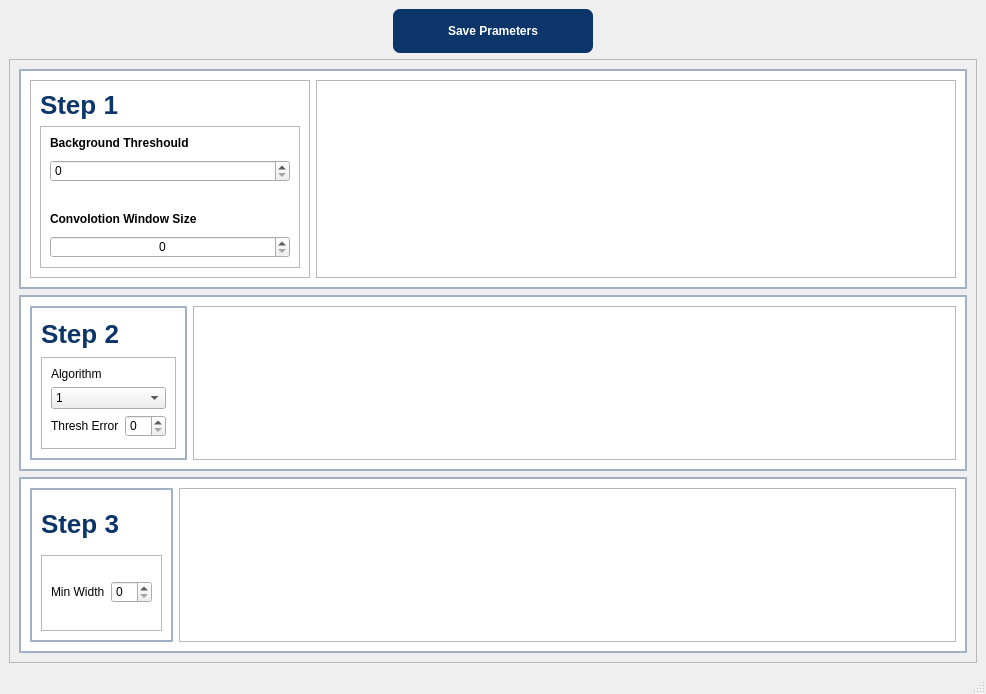
Old version of the form UIFiles/untitled.ui in the repository DORSA-co/MSC_Conveyor.
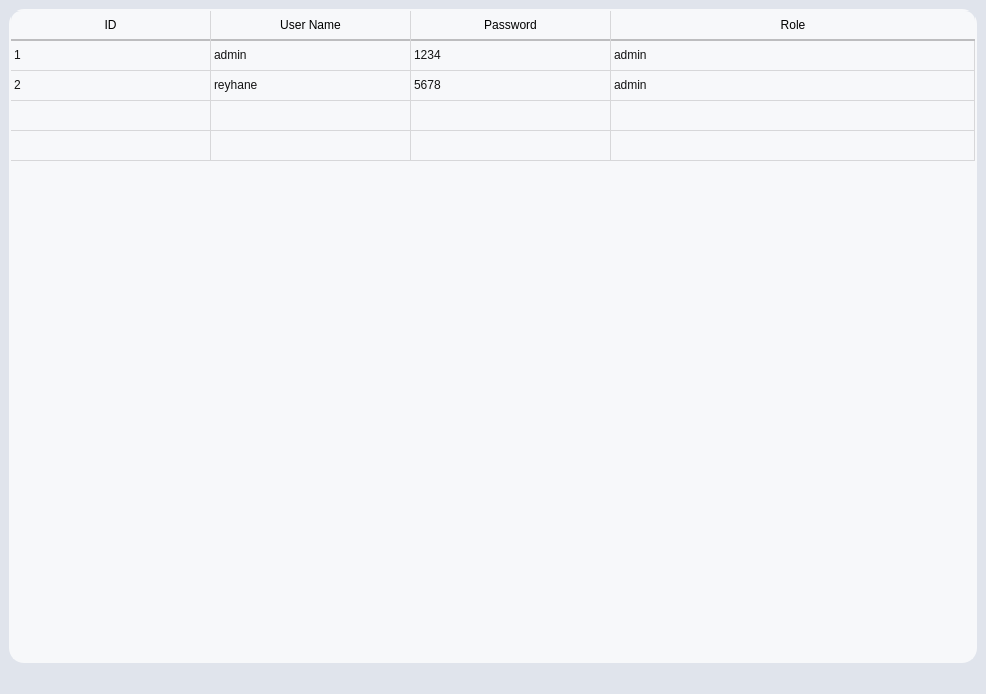
New version of the form.

Commit message: edit table and line edit stylesheets, edit multistep in algorithm page

```diff
--- a/UIFiles/untitled.ui
+++ b/UIFiles/untitled.ui
@@ -13,524 +13,159 @@
   <property name="windowTitle">
    <string>MainWindow</string>
   </property>
+  <property name="styleSheet">
+   <string notr="true">background-color: #E0E4EC;</string>
+  </property>
   <widget class="QWidget" name="centralwidget">
    <layout class="QVBoxLayout" name="verticalLayout">
     <item>
-     <layout class="QHBoxLayout" name="horizontalLayout_12">
-      <item>
-       <widget class="QPushButton" name="Save_algorithm_setting">
-        <property name="maximumSize">
-         <size>
-          <width>200</width>
-          <height>16777215</height>
-         </size>
-        </property>
-        <property name="cursor">
-         <cursorShape>PointingHandCursor</cursorShape>
-        </property>
-        <property name="toolTip">
-         <string>Save Parameters</string>
-        </property>
-        <property name="styleSheet">
-         <string notr="true">QPushButton{
-	color: white;
-    background-color:#31304D;
-	padding: 5px;
-	font-size:12px;
-	font-weight: bold;
-	border-radius:7px;
-	background-color: rgb(12, 53, 106);
-	padding: 15px 15px;
+     <widget class="QTableWidget" name="tableWidget">
+      <property name="styleSheet">
+       <string notr="true">QTableWidget {
+    background-color: #F7F8FA;
+	gridline-color: #D7D7D9;
+	color: rgb(20, 20, 20);
+	border: 2px solid #F7F8FA;
+	border-radius: 15px;
 }
 
-QPushButton:hover{
-	background: #a3a3a3;
+QHeaderView::section {
+    background-color: #F7F8FA;
+    padding: 5px;
+	border-top-left-radius: 0px;
+	border-bottom: 2px solid #BDBDBF;
+	border-right: 1px solid #D7D7D9;
 }
 
-QPushButton:disabled {
-    color: #8D8D8D;
+QHeaderView::section:first {
+   border-top-left-radius: 10px;
 }
 
-QPushButton:pressed {
-	background: rgb(0, 0, 0);
+QHeaderView::section:last {
+   border-top-right-radius: 10px;
+	border-right: None;
 }
 
-</string>
-        </property>
-        <property name="text">
-         <string>Save Prameters</string>
-        </property>
-        <property name="iconSize">
-         <size>
-          <width>26</width>
-          <height>26</height>
-         </size>
-        </property>
-       </widget>
-      </item>
-     </layout>
-    </item>
-    <item>
-     <widget class="QScrollArea" name="scrollArea">
-      <property name="widgetResizable">
-       <bool>true</bool>
-      </property>
-      <widget class="QWidget" name="scrollAreaWidgetContents">
-       <property name="geometry">
-        <rect>
-         <x>0</x>
-         <y>0</y>
-         <width>966</width>
-         <height>599</height>
-        </rect>
-       </property>
-       <layout class="QVBoxLayout" name="verticalLayout_40">
-        <item>
-         <widget class="QFrame" name="frame_step1">
-          <property name="maximumSize">
-           <size>
-            <width>16777215</width>
-            <height>400</height>
-           </size>
-          </property>
-          <property name="styleSheet">
-           <string notr="true">#algo_setting_step1_frame,
-#frame_step1
-{
-border: 2 solid rgba(12, 53, 106, 100);
-background-color:#ffffff;
-
+QTableWidget::item:selected {
+    background-color: #E0E4EC;
+	color: rgb(20, 20, 20);
 }
-</string>
-          </property>
-          <property name="frameShape">
-           <enum>QFrame::StyledPanel</enum>
-          </property>
-          <property name="frameShadow">
-           <enum>QFrame::Raised</enum>
-          </property>
-          <layout class="QHBoxLayout" name="horizontalLayout_20">
-           <item>
-            <widget class="QFrame" name="algo_setting_step1_frame_2">
-             <property name="minimumSize">
-              <size>
-               <width>280</width>
-               <height>0</height>
-              </size>
-             </property>
-             <property name="styleSheet">
-              <string notr="true"/>
-             </property>
-             <property name="frameShape">
-              <enum>QFrame::StyledPanel</enum>
-             </property>
-             <property name="frameShadow">
-              <enum>QFrame::Raised</enum>
-             </property>
-             <layout class="QVBoxLayout" name="verticalLayout_6">
-              <item>
-               <widget class="QLabel" name="label_64">
-                <property name="maximumSize">
-                 <size>
-                  <width>16777215</width>
-                  <height>50</height>
-                 </size>
-                </property>
-                <property name="styleSheet">
-                 <string notr="true">font-size: 26px;
-font-weight: bold;
-color:rgb(12, 53, 106);</string>
-                </property>
-                <property name="text">
-                 <string>Step 1</string>
-                </property>
-               </widget>
-              </item>
-              <item>
-               <widget class="QFrame" name="frame_35">
-                <property name="frameShape">
-                 <enum>QFrame::StyledPanel</enum>
-                </property>
-                <property name="frameShadow">
-                 <enum>QFrame::Raised</enum>
-                </property>
-                <layout class="QVBoxLayout" name="verticalLayout_7">
-                 <property name="spacing">
-                  <number>10</number>
-                 </property>
-                 <item>
-                  <widget class="QLabel" name="label_50">
-                   <property name="font">
-                    <font>
-                     <weight>75</weight>
-                     <bold>true</bold>
-                    </font>
-                   </property>
-                   <property name="text">
-                    <string>Background Threshould</string>
-                   </property>
-                  </widget>
-                 </item>
-                 <item>
-                  <widget class="QSpinBox" name="alghoritm_background_thresh_2">
-                   <property name="enabled">
-                    <bool>true</bool>
-                   </property>
-                   <property name="styleSheet">
-                    <string notr="true"/>
-                   </property>
-                   <property name="maximum">
-                    <number>255</number>
-                   </property>
-                  </widget>
-                 </item>
-                 <item>
-                  <spacer name="verticalSpacer_5">
-                   <property name="orientation">
-                    <enum>Qt::Vertical</enum>
-                   </property>
-                   <property name="sizeType">
-                    <enum>QSizePolicy::Preferred</enum>
-                   </property>
-                   <property name="sizeHint" stdset="0">
-                    <size>
-                     <width>20</width>
-                     <height>20</height>
-                    </size>
-                   </property>
-                  </spacer>
-                 </item>
-                 <item>
-                  <widget class="QLabel" name="label_62">
-                   <property name="font">
-                    <font>
-                     <weight>75</weight>
-                     <bold>true</bold>
-                    </font>
-                   </property>
-                   <property name="text">
-                    <string>Convolotion Window Size</string>
-                   </property>
-                  </widget>
-                 </item>
-                 <item>
-                  <widget class="QSpinBox" name="alghoritm_conv_window_size_2">
-                   <property name="enabled">
-                    <bool>true</bool>
-                   </property>
-                   <property name="styleSheet">
-                    <string notr="true"/>
-                   </property>
-                   <property name="alignment">
-                    <set>Qt::AlignCenter</set>
-                   </property>
-                  </widget>
-                 </item>
-                </layout>
-               </widget>
-              </item>
-             </layout>
-            </widget>
-           </item>
-           <item>
-            <widget class="QFrame" name="frame_37">
-             <property name="frameShape">
-              <enum>QFrame::StyledPanel</enum>
-             </property>
-             <property name="frameShadow">
-              <enum>QFrame::Raised</enum>
-             </property>
-             <layout class="QVBoxLayout" name="verticalLayout_20">
-              <item>
-               <widget class="QLabel" name="algorithm_image1_2">
-                <property name="sizePolicy">
-                 <sizepolicy hsizetype="Expanding" vsizetype="Preferred">
-                  <horstretch>0</horstretch>
-                  <verstretch>0</verstretch>
-                 </sizepolicy>
-                </property>
-                <property name="text">
-                 <string/>
-                </property>
-                <property name="abas" stdset="0">
-                 <string>card</string>
-                </property>
-               </widget>
-              </item>
-             </layout>
-            </widget>
-           </item>
-          </layout>
-         </widget>
-        </item>
-        <item>
-         <widget class="QFrame" name="frame_step2">
-          <property name="maximumSize">
-           <size>
-            <width>16777215</width>
-            <height>400</height>
-           </size>
-          </property>
-          <property name="styleSheet">
-           <string notr="true">#algo_setting_step2_frame,
-#frame_step2
-{
-border: 2 solid rgba(12, 53, 106, 100);
-background-color:#ffffff;
 
+QTableWidget::item:hover {
+    background-color: #D7D7D9;
 }
-</string>
-          </property>
-          <property name="frameShape">
-           <enum>QFrame::StyledPanel</enum>
-          </property>
-          <property name="frameShadow">
-           <enum>QFrame::Raised</enum>
-          </property>
-          <layout class="QHBoxLayout" name="horizontalLayout_21">
-           <item>
-            <widget class="QFrame" name="algo_setting_step2_frame">
-             <property name="styleSheet">
-              <string notr="true"/>
-             </property>
-             <property name="frameShape">
-              <enum>QFrame::StyledPanel</enum>
-             </property>
-             <property name="frameShadow">
-              <enum>QFrame::Raised</enum>
-             </property>
-             <layout class="QVBoxLayout" name="verticalLayout_50">
-              <item>
-               <widget class="QLabel" name="label_67">
-                <property name="maximumSize">
-                 <size>
-                  <width>16777215</width>
-                  <height>50</height>
-                 </size>
-                </property>
-                <property name="styleSheet">
-                 <string notr="true">font-size: 26px;
-font-weight: bold;
-color:rgb(12, 53, 106);</string>
-                </property>
-                <property name="text">
-                 <string>Step 2</string>
-                </property>
-               </widget>
-              </item>
-              <item>
-               <widget class="QFrame" name="frame_38">
-                <property name="frameShape">
-                 <enum>QFrame::StyledPanel</enum>
-                </property>
-                <property name="frameShadow">
-                 <enum>QFrame::Raised</enum>
-                </property>
-                <layout class="QGridLayout" name="gridLayout_10">
-                 <property name="bottomMargin">
-                  <number>11</number>
-                 </property>
-                 <item row="2" column="0">
-                  <widget class="QLabel" name="label_69">
-                   <property name="text">
-                    <string>Thresh Error</string>
-                   </property>
-                  </widget>
-                 </item>
-                 <item row="0" column="0">
-                  <layout class="QGridLayout" name="gridLayout_11">
-                   <item row="0" column="0">
-                    <widget class="QLabel" name="label_70">
-                     <property name="text">
-                      <string>Algorithm</string>
-                     </property>
-                    </widget>
-                   </item>
-                  </layout>
-                 </item>
-                 <item row="2" column="1">
-                  <widget class="QSpinBox" name="anomaly_thresh_error">
-                   <property name="enabled">
-                    <bool>true</bool>
-                   </property>
-                  </widget>
-                 </item>
-                 <item row="1" column="0" colspan="2">
-                  <widget class="QComboBox" name="anomaly_alghorithm_combo">
-                   <property name="enabled">
-                    <bool>true</bool>
-                   </property>
-                   <property name="styleSheet">
-                    <string notr="true"/>
-                   </property>
-                   <item>
-                    <property name="text">
-                     <string>1</string>
-                    </property>
-                   </item>
-                   <item>
-                    <property name="text">
-                     <string>2</string>
-                    </property>
-                   </item>
-                   <item>
-                    <property name="text">
-                     <string>3</string>
-                    </property>
-                   </item>
-                  </widget>
-                 </item>
-                </layout>
-               </widget>
-              </item>
-             </layout>
-            </widget>
-           </item>
-           <item>
-            <widget class="QFrame" name="frame_39">
-             <property name="frameShape">
-              <enum>QFrame::StyledPanel</enum>
-             </property>
-             <property name="frameShadow">
-              <enum>QFrame::Raised</enum>
-             </property>
-             <layout class="QVBoxLayout" name="verticalLayout_51">
-              <item>
-               <widget class="QLabel" name="algorithm_image2">
-                <property name="sizePolicy">
-                 <sizepolicy hsizetype="Expanding" vsizetype="Preferred">
-                  <horstretch>0</horstretch>
-                  <verstretch>0</verstretch>
-                 </sizepolicy>
-                </property>
-                <property name="text">
-                 <string/>
-                </property>
-               </widget>
-              </item>
-             </layout>
-            </widget>
-           </item>
-          </layout>
-         </widget>
-        </item>
-        <item>
-         <widget class="QFrame" name="frame_step3">
-          <property name="maximumSize">
-           <size>
-            <width>16777215</width>
-            <height>400</height>
-           </size>
-          </property>
-          <property name="styleSheet">
-           <string notr="true">#algo_setting_step3_frame,
-#frame_step3
-{
-border: 2 solid rgba(12, 53, 106, 100);
-background-color:#ffffff;
 
-}
-</string>
-          </property>
-          <property name="frameShape">
-           <enum>QFrame::StyledPanel</enum>
-          </property>
-          <property name="frameShadow">
-           <enum>QFrame::Raised</enum>
-          </property>
-          <layout class="QHBoxLayout" name="horizontalLayout_22">
-           <item>
-            <widget class="QFrame" name="algo_setting_step3_frame">
-             <property name="styleSheet">
-              <string notr="true"/>
-             </property>
-             <property name="frameShape">
-              <enum>QFrame::StyledPanel</enum>
-             </property>
-             <property name="frameShadow">
-              <enum>QFrame::Raised</enum>
-             </property>
-             <layout class="QVBoxLayout" name="verticalLayout_52">
-              <item>
-               <widget class="QLabel" name="label_68">
-                <property name="maximumSize">
-                 <size>
-                  <width>16777215</width>
-                  <height>50</height>
-                 </size>
-                </property>
-                <property name="styleSheet">
-                 <string notr="true">font-size: 26px;
-font-weight: bold;
-color:rgb(12, 53, 106);</string>
-                </property>
-                <property name="text">
-                 <string>Step 3</string>
-                </property>
-               </widget>
-              </item>
-              <item>
-               <widget class="QFrame" name="frame_40">
-                <property name="frameShape">
-                 <enum>QFrame::StyledPanel</enum>
-                </property>
-                <property name="frameShadow">
-                 <enum>QFrame::Raised</enum>
-                </property>
-                <layout class="QGridLayout" name="gridLayout_12">
-                 <property name="bottomMargin">
-                  <number>11</number>
-                 </property>
-                 <item row="0" column="1">
-                  <widget class="QSpinBox" name="defect_extractor_min_width">
-                   <property name="styleSheet">
-                    <string notr="true"/>
-                   </property>
-                  </widget>
-                 </item>
-                 <item row="0" column="0">
-                  <widget class="QLabel" name="label_72">
-                   <property name="text">
-                    <string>Min Width</string>
-                   </property>
-                  </widget>
-                 </item>
-                </layout>
-               </widget>
-              </item>
-             </layout>
-            </widget>
-           </item>
-           <item>
-            <widget class="QFrame" name="frame_41">
-             <property name="frameShape">
-              <enum>QFrame::StyledPanel</enum>
-             </property>
-             <property name="frameShadow">
-              <enum>QFrame::Raised</enum>
-             </property>
-             <layout class="QVBoxLayout" name="verticalLayout_53">
-              <item>
-               <widget class="QLabel" name="algorithm_image3">
-                <property name="sizePolicy">
-                 <sizepolicy hsizetype="Expanding" vsizetype="Preferred">
-                  <horstretch>0</horstretch>
-                  <verstretch>0</verstretch>
-                 </sizepolicy>
-                </property>
-                <property name="text">
-                 <string/>
-                </property>
-               </widget>
-              </item>
-             </layout>
-            </widget>
-           </item>
-          </layout>
-         </widget>
-        </item>
-       </layout>
-      </widget>
+QHeaderView::up-arrow {
+    
+}</string>
+      </property>
+      <property name="verticalScrollBarPolicy">
+       <enum>Qt::ScrollBarAlwaysOff</enum>
+      </property>
+      <property name="horizontalScrollBarPolicy">
+       <enum>Qt::ScrollBarAlwaysOff</enum>
+      </property>
+      <property name="editTriggers">
+       <set>QAbstractItemView::NoEditTriggers</set>
+      </property>
+      <property name="sortingEnabled">
+       <bool>true</bool>
+      </property>
+      <attribute name="horizontalHeaderVisible">
+       <bool>true</bool>
+      </attribute>
+      <attribute name="horizontalHeaderMinimumSectionSize">
+       <number>200</number>
+      </attribute>
+      <attribute name="horizontalHeaderShowSortIndicator" stdset="0">
+       <bool>true</bool>
+      </attribute>
+      <attribute name="horizontalHeaderStretchLastSection">
+       <bool>true</bool>
+      </attribute>
+      <attribute name="verticalHeaderVisible">
+       <bool>false</bool>
+      </attribute>
+      <row>
+       <property name="text">
+        <string>New Row</string>
+       </property>
+      </row>
+      <row>
+       <property name="text">
+        <string>New Row</string>
+       </property>
+      </row>
+      <row>
+       <property name="text">
+        <string>New Row</string>
+       </property>
+      </row>
+      <row>
+       <property name="text">
+        <string>New Row</string>
+       </property>
+      </row>
+      <column>
+       <property name="text">
+        <string>ID</string>
+       </property>
+      </column>
+      <column>
+       <property name="text">
+        <string>User Name</string>
+       </property>
+      </column>
+      <column>
+       <property name="text">
+        <string>Password</string>
+       </property>
+      </column>
+      <column>
+       <property name="text">
+        <string>Role</string>
+       </property>
+      </column>
+      <item row="0" column="0">
+       <property name="text">
+        <string>1</string>
+       </property>
+      </item>
+      <item row="0" column="1">
+       <property name="text">
+        <string>admin</string>
+       </property>
+      </item>
+      <item row="0" column="2">
+       <property name="text">
+        <string>1234</string>
+       </property>
+      </item>
+      <item row="0" column="3">
+       <property name="text">
+        <string>admin</string>
+       </property>
+      </item>
+      <item row="1" column="0">
+       <property name="text">
+        <string>2</string>
+       </property>
+      </item>
+      <item row="1" column="1">
+       <property name="text">
+        <string>reyhane</string>
+       </property>
+      </item>
+      <item row="1" column="2">
+       <property name="text">
+        <string>5678</string>
+       </property>
+      </item>
+      <item row="1" column="3">
+       <property name="text">
+        <string>admin</string>
+       </property>
+      </item>
      </widget>
     </item>
    </layout>
```
The commit also changes 36 other files.
